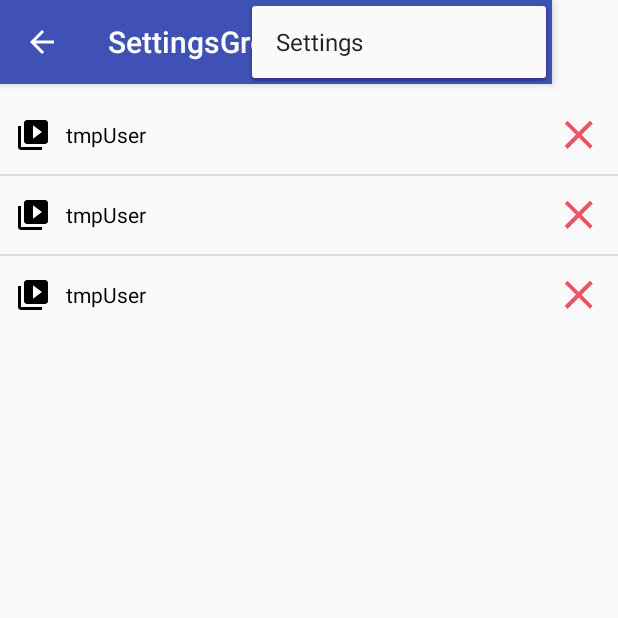
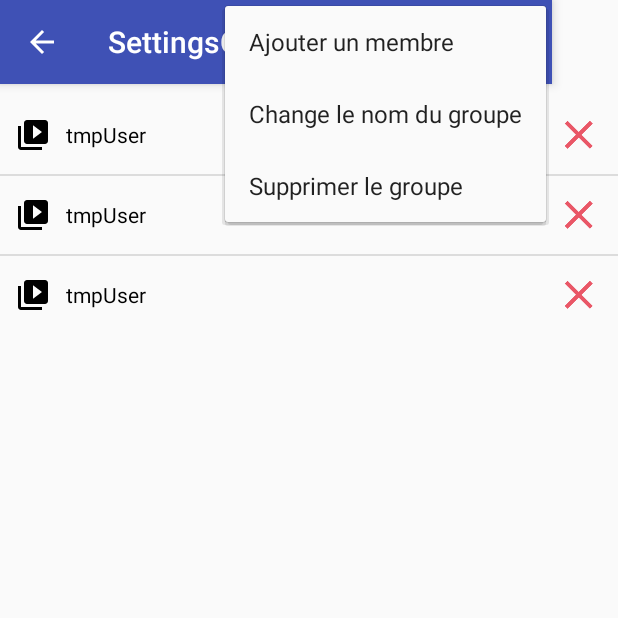
Before and after one commit to Kimjchi/onepointman, an Android app: the SettingsGroup screen opened directly, with no data from a screen before it, with the options menu open, on a phone screen of 412 x 824 dp, the top half of it. Run offline under Robolectric (Android 15) with nearby library versions, the phone set to English and light mode, and no system bars; 1 statement that could not run was skipped.

Commit message:
Add settings options: add, delete and change name

```diff
--- a/AndroidClient/app/src/main/res/layout/row_item.xml
+++ b/AndroidClient/app/src/main/res/layout/row_item.xml
@@ -30,6 +30,4 @@
         android:layout_height="wrap_content"
         android:layout_alignParentRight="true"/>
 
-
-
 </RelativeLayout>
--- a/AndroidClient/app/src/main/res/menu/menu_settings_group.xml
+++ b/AndroidClient/app/src/main/res/menu/menu_settings_group.xml
@@ -3,7 +3,14 @@
     xmlns:app="http://schemas.android.com/apk/res-auto">
     <item
         android:id="@+id/addMemberSettings"
-        android:orderInCategory="100"
-        android:title="@string/action_settings"
+        android:title="@string/addMemberToGroup"
+        app:showAsAction="never" />
+    <item
+        android:id="@+id/changeNameGroup"
+        android:title="@string/changeName"
+        app:showAsAction="never" />
+    <item
+        android:id="@+id/deleteGroupSettings"
+        android:title="@string/deleteGroup"
         app:showAsAction="never" />
 </menu>
--- a/AndroidClient/app/src/main/res/values/strings.xml
+++ b/AndroidClient/app/src/main/res/values/strings.xml
@@ -24,4 +24,10 @@
     <string name="navigation_drawer_close">Close navigation drawer</string>
 
     <string name="action_settings">Settings</string>
+    <string name="addMemberToGroup">Ajouter un membre</string>
+    <string name="deleteGroup">Supprimer le groupe</string>
+    <string name="changeName">Change le nom du groupe</string>
+    <string name="oui">Oui</string>
+    <string name="non">Non</string>
+
 </resources>
```
Also changed, not shown: AndroidClient/app/src/main/java/com/example/yannick/androidclient/SettingsGroup.java (+51 -2 lines).
